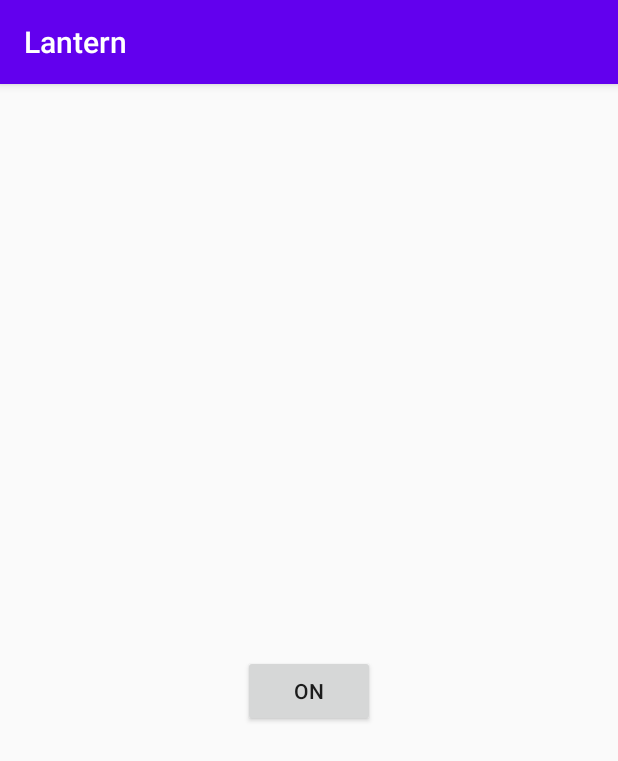
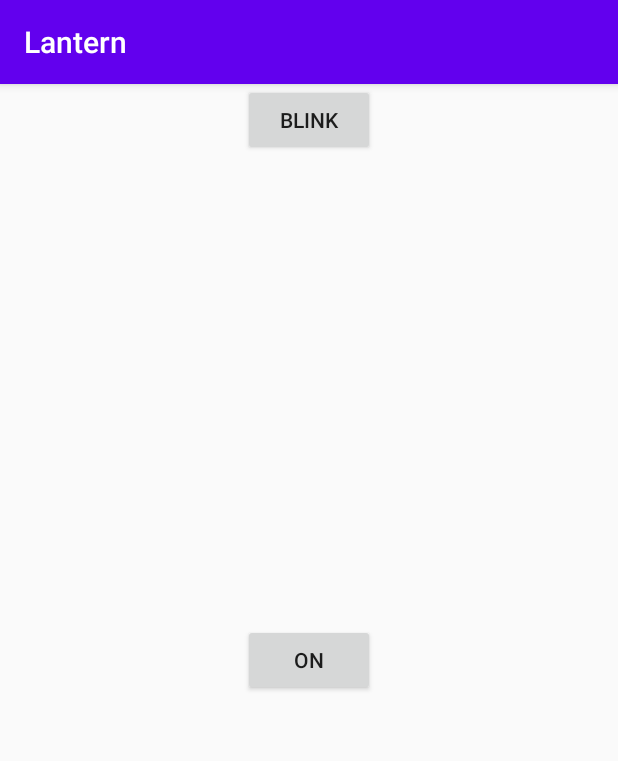
Before and after one commit to MadMakZa/Lantern, an Android app: the screen it shows after launch (MainActivity), on a phone screen of 412 x 824 dp. Shown: the top 761 px of the screen. Run offline under Robolectric (Android 15) with nearby library versions, the phone set to English and light mode, and no system bars.

Commit message:
add method blink

```diff
--- a/app/src/main/java/com/example/lantern/FlashClass.java
+++ b/app/src/main/java/com/example/lantern/FlashClass.java
@@ -38,8 +38,19 @@ public class FlashClass {
             e.printStackTrace();
         }
     }
+    //моргнуть
+    public void blink() {
+        flashOn();
+        try {
+            Thread.sleep(500);
+        } catch (InterruptedException e) {
+            e.printStackTrace();
+        }
+        flashOff();
+    }
     //getter
     public boolean isFlash_status() {
         return flash_status;
     }
+
 }
--- a/app/src/main/java/com/example/lantern/MainActivity.java
+++ b/app/src/main/java/com/example/lantern/MainActivity.java
@@ -8,7 +8,9 @@ import android.widget.Button;
 
 public class MainActivity extends AppCompatActivity {
     private Button bFlash;
+    private Button bBlink;
     private FlashClass mFlashClass;
+
     @Override
     protected void onCreate(Bundle savedInstanceState) {
         super.onCreate(savedInstanceState);
@@ -16,9 +18,11 @@ public class MainActivity extends AppCompatActivity {
         init();
     }
     private void init(){
-        bFlash = findViewById(R.id.b1);
+        bFlash = findViewById(R.id.btnOnOff);
+        bBlink = findViewById(R.id.btnFlash);
         mFlashClass = new FlashClass(this);
     }
+    //включить выключить фонарик
     public void onClickFlash(View view){
         if(mFlashClass.isFlash_status()){
             mFlashClass.flashOff();
@@ -28,4 +32,8 @@ public class MainActivity extends AppCompatActivity {
             bFlash.setText("Off");
         }
     }
+    //вспышка
+    public void onClickBlink(View view){
+        mFlashClass.blink();
+    }
 }
--- a/app/src/main/res/layout/activity_main.xml
+++ b/app/src/main/res/layout/activity_main.xml
@@ -7,19 +7,27 @@
     tools:context=".MainActivity">
 
     <Button
-        android:id="@+id/b1"
+        android:id="@+id/btnOnOff"
         android:layout_width="wrap_content"
         android:layout_height="wrap_content"
         android:layout_marginStart="162dp"
-        android:layout_marginTop="344dp"
         android:layout_marginEnd="161dp"
-        android:layout_marginBottom="339dp"
         android:onClick="onClickFlash"
-        android:text="On"
+        android:text="@string/btnOnOff"
         app:layout_constraintBottom_toBottomOf="parent"
         app:layout_constraintEnd_toEndOf="parent"
         app:layout_constraintHorizontal_bias="0.0"
         app:layout_constraintStart_toStartOf="parent"
-        app:layout_constraintTop_toTopOf="parent"
-        app:layout_constraintVertical_bias="1.0" />
+        app:layout_constraintTop_toTopOf="parent" />
+
+    <Button
+        android:id="@+id/btnFlash"
+        android:layout_width="wrap_content"
+        android:layout_height="wrap_content"
+        android:onClick="onClickBlink"
+        android:text="@string/btnBlink"
+        app:layout_constraintEnd_toEndOf="@+id/btnOnOff"
+        app:layout_constraintStart_toStartOf="@+id/btnOnOff"
+        tools:layout_editor_absoluteY="422dp" />
+
 </androidx.constraintlayout.widget.ConstraintLayout>
--- a/app/src/main/res/values/strings.xml
+++ b/app/src/main/res/values/strings.xml
@@ -1,3 +1,5 @@
 <resources>
     <string name="app_name">Lantern</string>
+    <string name="btnOnOff">ON</string>
+    <string name="btnBlink">Blink</string>
 </resources>
```
